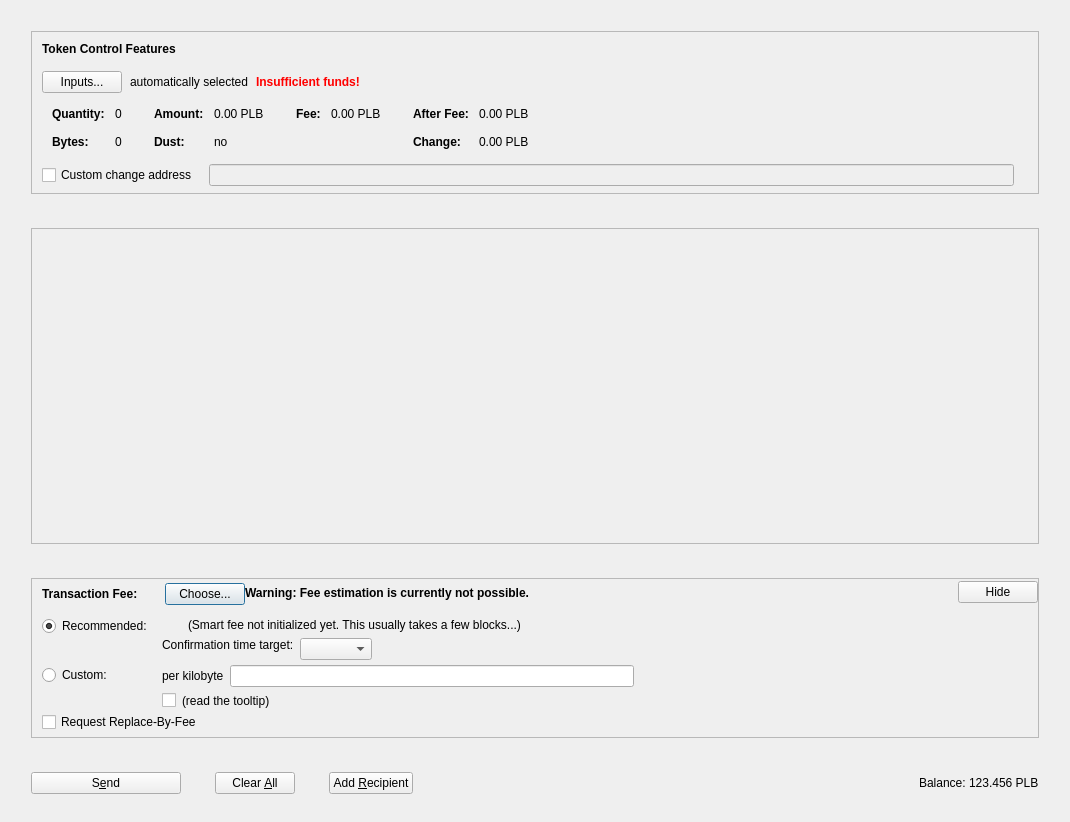
Before: the Qt Designer form src/qt/forms/tokensdialog.ui in PaladeumBlockchain/Paladeum, drawn with Qt 5.
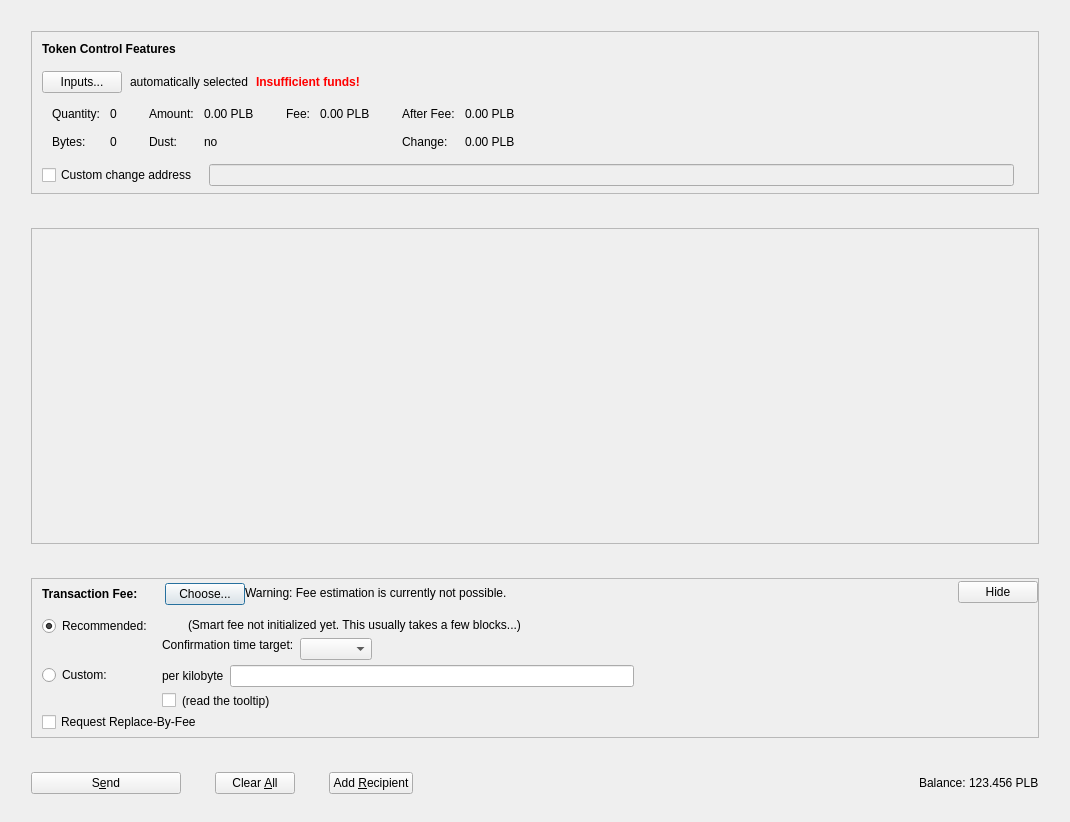
After: the same form once the commit is applied. Icons and pictures are not drawn. Custom widgets are drawn as their Qt base class.

Patch:
```diff
--- a/src/qt/forms/tokensdialog.ui
+++ b/src/qt/forms/tokensdialog.ui
@@ -237,8 +237,8 @@
                   <widget class="QLabel" name="labelTokenControlQuantityText">
                    <property name="font">
                     <font>
-                     <weight>75</weight>
-                     <bold>true</bold>
+                     <weight>57</weight>
+                     <bold>false</bold>
                     </font>
                    </property>
                    <property name="text">
@@ -272,8 +272,8 @@
                   <widget class="QLabel" name="labelTokenControlBytesText">
                    <property name="font">
                     <font>
-                     <weight>75</weight>
-                     <bold>true</bold>
+                     <weight>57</weight>
+                     <bold>false</bold>
                     </font>
                    </property>
                    <property name="text">
@@ -320,8 +320,8 @@
                   <widget class="QLabel" name="labelTokenControlAmountText">
                    <property name="font">
                     <font>
-                     <weight>75</weight>
-                     <bold>true</bold>
+                     <weight>57</weight>
+                     <bold>false</bold>
                     </font>
                    </property>
                    <property name="text">
@@ -352,8 +352,8 @@
                   <widget class="QLabel" name="labelTokenControlLowOutputText">
                    <property name="font">
                     <font>
-                     <weight>75</weight>
-                     <bold>true</bold>
+                     <weight>57</weight>
+                     <bold>false</bold>
                     </font>
                    </property>
                    <property name="text">
@@ -400,8 +400,8 @@
                   <widget class="QLabel" name="labelTokenControlFeeText">
                    <property name="font">
                     <font>
-                     <weight>75</weight>
-                     <bold>true</bold>
+                     <weight>57</weight>
+                     <bold>false</bold>
                     </font>
                    </property>
                    <property name="text">
@@ -451,8 +451,8 @@
                   <widget class="QLabel" name="labelTokenControlAfterFeeText">
                    <property name="font">
                     <font>
-                     <weight>75</weight>
-                     <bold>true</bold>
+                     <weight>57</weight>
+                     <bold>false</bold>
                     </font>
                    </property>
                    <property name="text">
@@ -483,8 +483,8 @@
                   <widget class="QLabel" name="labelTokenControlChangeText">
                    <property name="font">
                     <font>
-                     <weight>75</weight>
-                     <bold>true</bold>
+                     <weight>57</weight>
+                     <bold>false</bold>
                     </font>
                    </property>
                    <property name="text">
@@ -780,8 +780,8 @@
              <widget class="QLabel" name="fallbackFeeWarningLabel">
               <property name="font">
                <font>
-                <weight>75</weight>
-                <bold>true</bold>
+                <weight>57</weight>
+                <bold>false</bold>
                </font>
               </property>
               <property name="toolTip">
```
Left out of the diff: 18 changed lines with no effect on the pictures.
